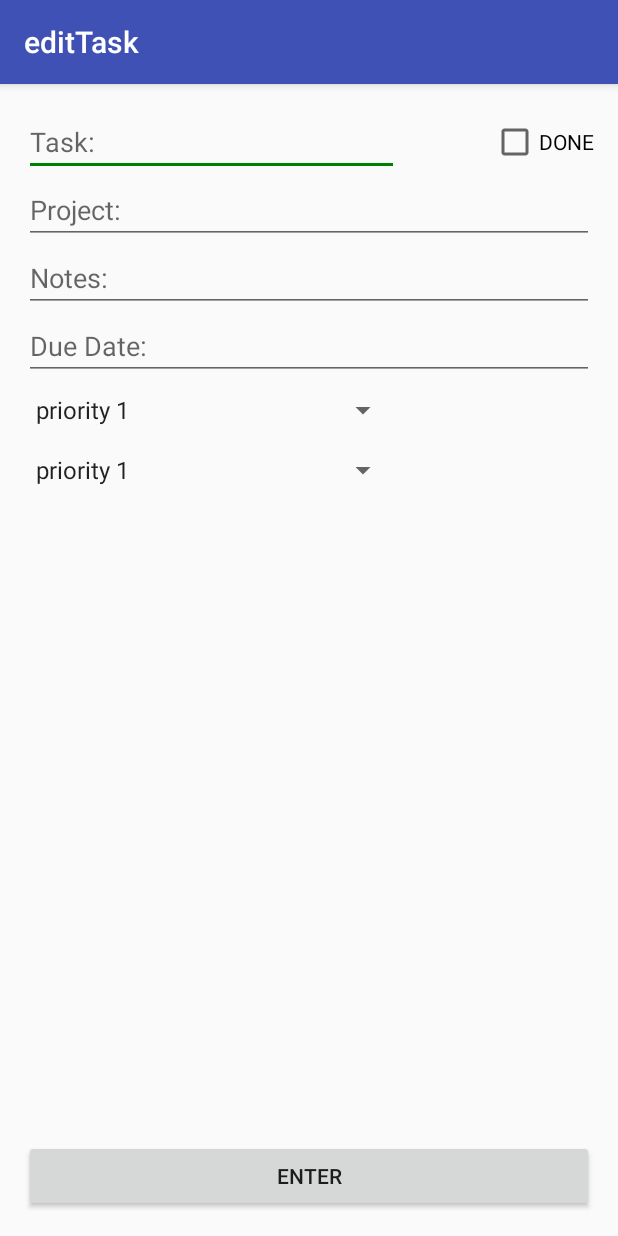
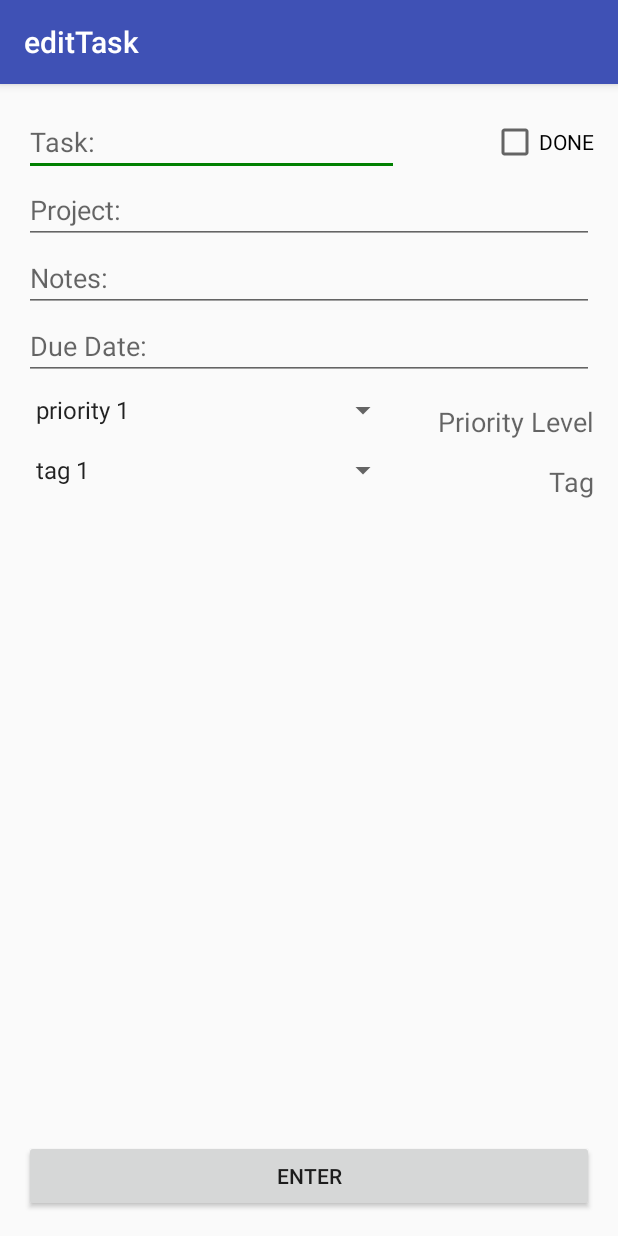
Before and after one commit to sravnyag/TimeLords, an Android app: the ditTask screen opened directly, with no data from a screen before it, on a phone screen of 412 x 824 dp. Run offline under Robolectric (Android 15) with nearby library versions, the phone set to English and light mode, and no system bars.

Commit message:
cosmetic changes for prev. change

```diff
--- a/TaskPlanner/app/src/main/java/com/example/bhouts/taskplanner/ditTask.java
+++ b/TaskPlanner/app/src/main/java/com/example/bhouts/taskplanner/ditTask.java
@@ -37,9 +37,9 @@ public class ditTask extends AppCompatActivity {
         spinner1.setAdapter(dataAdapter1);
 
         List<String> tag_list = new ArrayList<String>();
-        tag_list.add("priority 1");
-        tag_list.add("priority 2");
-        tag_list.add("priority 3");
+        tag_list.add("tag 1");
+        tag_list.add("tag 2");
+        tag_list.add("tag 3");
         ArrayAdapter<String> dataAdapter2 =
                 new ArrayAdapter<String>(this, android.R.layout
                         .simple_spinner_item, tag_list);
--- a/TaskPlanner/app/src/main/res/layout/content_dit_task.xml
+++ b/TaskPlanner/app/src/main/res/layout/content_dit_task.xml
@@ -92,5 +92,25 @@
         android:layout_alignRight="@+id/priority_choice"
         android:layout_alignEnd="@+id/priority_choice" />
 
+    <TextView
+        android:layout_width="wrap_content"
+        android:layout_height="wrap_content"
+        android:textAppearance="?android:attr/textAppearanceMedium"
+        android:text="@string/priority_level_text"
+        android:id="@+id/priority_level_textView"
+        android:layout_alignBottom="@+id/priority_choice"
+        android:layout_alignParentRight="true"
+        android:layout_alignParentEnd="true" />
+
+    <TextView
+        android:layout_width="wrap_content"
+        android:layout_height="wrap_content"
+        android:textAppearance="?android:attr/textAppearanceMedium"
+        android:text="@string/tag_text"
+        android:id="@+id/tag_textView"
+        android:layout_alignBottom="@+id/tag_choice"
+        android:layout_alignParentRight="true"
+        android:layout_alignParentEnd="true" />
+
 
 </RelativeLayout>
--- a/TaskPlanner/app/src/main/res/values/strings.xml
+++ b/TaskPlanner/app/src/main/res/values/strings.xml
@@ -8,6 +8,6 @@
     <string name="due_hint">Due Date:</string>
     <string name="title_activity_edit_project">editProject</string>
     <string name="title_activity_show_project">show_project</string>
-
-
+    <string name="priority_level_text">Priority Level</string>
+    <string name="tag_text">Tag</string>
 </resources>
```
